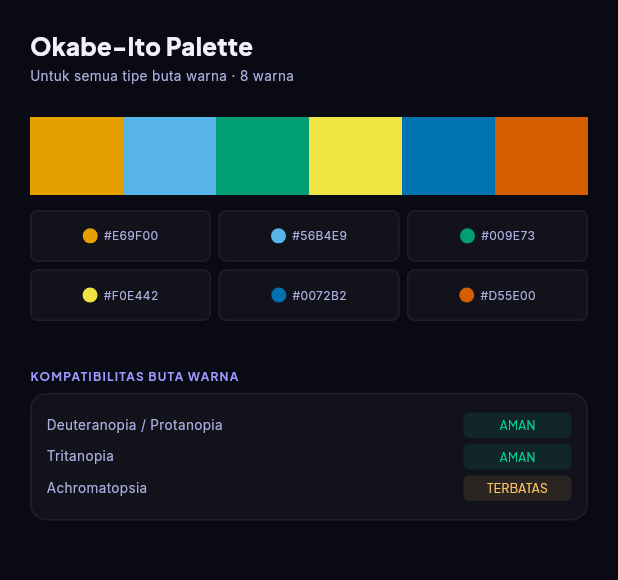
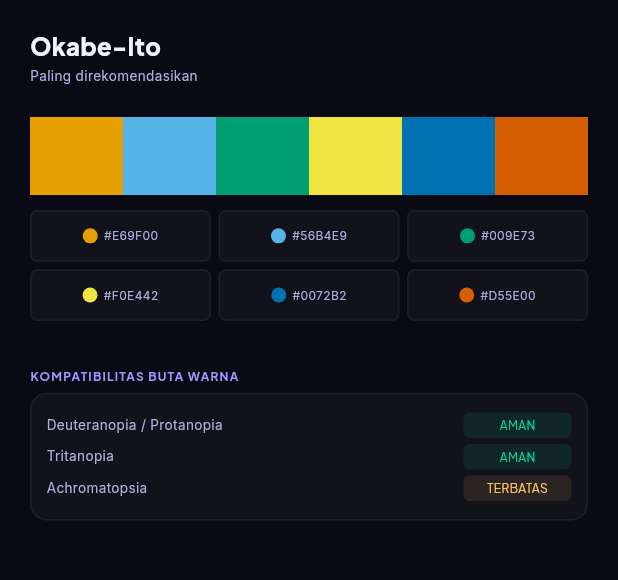
Before and after one commit to Shabrinashsf/colorsense, a Flutter app: the PaletWarnaScreen screen opened directly, after a tap on "Liat Detail", on a phone screen of 412 x 824 dp, the part 96-676 px from its top. Run offline on Flutter 3.47's test engine with Material 3 defaults, Android fonts, the light colour scheme and no system bars; our stand-ins replace camera, flutter_colorpicker, flutter_riverpod, flutter_svg, go_router, google_fonts and 2 more; accounts and stored records are empty; project files that could hold a hidden picture were left out.

Commit message:
fix: final fix

```diff
--- a/lib/screens/detail_palet.dart
+++ b/lib/screens/detail_palet.dart
@@ -7,28 +7,23 @@ import 'package:colorsense/theme/app_theme.dart';
 // -----------------------------------------------------------------------------
 
 class DetailPaletScreen extends StatelessWidget {
-  const DetailPaletScreen({super.key});
+  final String title;
+  final String subtitle;
+  final List<Color> colors;
+
+  const DetailPaletScreen({
+    super.key,
+    required this.title,
+    required this.subtitle,
+    required this.colors,
+  });
 
   @override
   Widget build(BuildContext context) {
-    // Hardcoded Okabe-Ito for UI slicing
-    final colors = [
-      const Color(0xFFE69F00),
-      const Color(0xFF56B4E9),
-      const Color(0xFF009E73),
-      const Color(0xFFF0E442),
-      const Color(0xFF0072B2),
-      const Color(0xFFD55E00),
-    ];
-
-    final hexCodes = [
-      '#E69F00',
-      '#56B4E9',
-      '#009E73',
-      '#F0E442',
-      '#0072B2',
-      '#D55E00',
-    ];
+    // Generate hex codes dynamically
+    final hexCodes = colors.map((c) {
+      return '#${c.value.toRadixString(16).substring(2).toUpperCase()}';
+    }).toList();
 
     return Scaffold(
       body: SafeArea(
@@ -68,14 +63,14 @@ class DetailPaletScreen extends StatelessWidget {
 
               // ── Title & Subtitle ───────────────────────────────────
               Text(
-                'Okabe-Ito Palette',
+                title,
                 style: context.textStyles.headlineLarge.copyWith(
                   fontSize: 16,
                 ),
               ),
               const SizedBox(height: 3),
               Text(
-                'Untuk semua tipe buta warna · 8 warna', // Text from Figma
+                subtitle, // e.g. "Paling direkomendasikan"
                 style: context.textStyles.bodySmall.copyWith(
                   color: context.colors.textMuted,
                   fontSize: 9,
--- a/lib/screens/detail_warna_screen.dart
+++ b/lib/screens/detail_warna_screen.dart
@@ -30,9 +30,9 @@ class DetailWarnaScreen extends ConsumerWidget {
     final Color actualColor = Color(parsedColorValue);
 
     // Calculate RGB
-    final int r = actualColor.r.toInt();
-    final int g = actualColor.g.toInt();
-    final int b = actualColor.b.toInt();
+    final int r = actualColor.red;
+    final int g = actualColor.green;
+    final int b = actualColor.blue;
     final String rgbStr = '$r, $g, $b';
 
     // Calculate HSL
--- a/lib/screens/palet_warna.dart
+++ b/lib/screens/palet_warna.dart
@@ -163,7 +163,18 @@ class _PaletWarnaScreenState extends State<PaletWarnaScreen> {
                       Navigator.push(
                         context,
                         MaterialPageRoute(
-                          builder: (context) => const DetailPaletScreen(),
+                          builder: (context) => const DetailPaletScreen(
+                            title: 'Okabe-Ito',
+                            subtitle: 'Paling direkomendasikan',
+                            colors: [
+                              Color(0xFFE69F00),
+                              Color(0xFF56B4E9),
+                              Color(0xFF009E73),
+                              Color(0xFFF0E442),
+                              Color(0xFF0072B2),
+                              Color(0xFFD55E00),
+                            ],
+                          ),
                         ),
                       );
                     },
@@ -184,7 +195,18 @@ class _PaletWarnaScreenState extends State<PaletWarnaScreen> {
                       Navigator.push(
                         context,
                         MaterialPageRoute(
-                          builder: (context) => const DetailPaletScreen(),
+                          builder: (context) => const DetailPaletScreen(
+                            title: "Wong's Palette",
+                            subtitle: 'Kontras tinggi',
+                            colors: [
+                              Color(0xFF0077BB),
+                              Color(0xFF33BBEE),
+                              Color(0xFF009988),
+                              Color(0xFFEE7733),
+                              Color(0xFFCC3311),
+                              Color(0xFFEE3377),
+                            ],
+                          ),
                         ),
                       );
                     },
@@ -205,7 +227,18 @@ class _PaletWarnaScreenState extends State<PaletWarnaScreen> {
                       Navigator.push(
                         context,
                         MaterialPageRoute(
-                          builder: (context) => const DetailPaletScreen(),
+                          builder: (context) => const DetailPaletScreen(
+                            title: "Tol's Bright",
+                            subtitle: 'Scientific viz',
+                            colors: [
+                              Color(0xFF332288),
+                              Color(0xFF117733),
+                              Color(0xFF44AA99),
+                              Color(0xFF88CCEE),
+                              Color(0xFFDDCC77),
+                              Color(0xFFCC6677),
+                            ],
+                          ),
                         ),
                       );
                     },
--- a/pubspec.yaml
+++ b/pubspec.yaml
@@ -44,6 +44,7 @@ dependencies:
   camera: ^0.12.0+1
   image_picker: ^1.2.2
   image: ^4.9.1
+  flutter_colorpicker: ^1.1.0
 
 dev_dependencies:
   flutter_test:
```
Also changed, not shown: lib/main.dart (+1 -6 lines), lib/screens/color_identifier_screen.dart (+13 -1 lines), lib/screens/contrast_checker.dart (+89 -32 lines), pubspec.lock.
